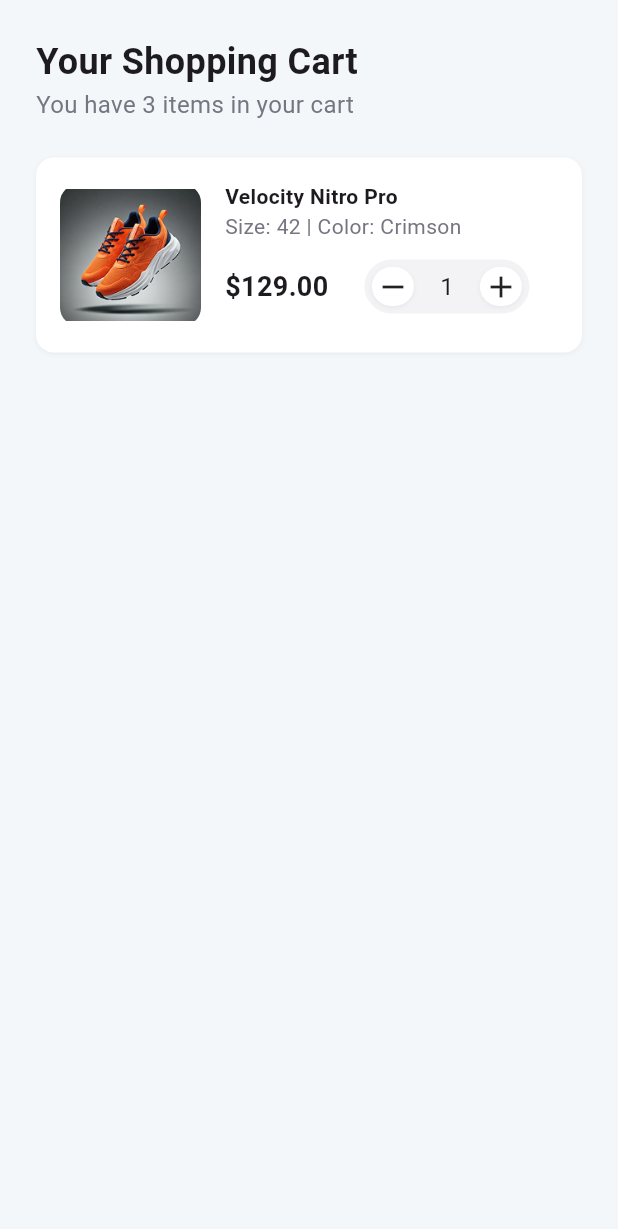
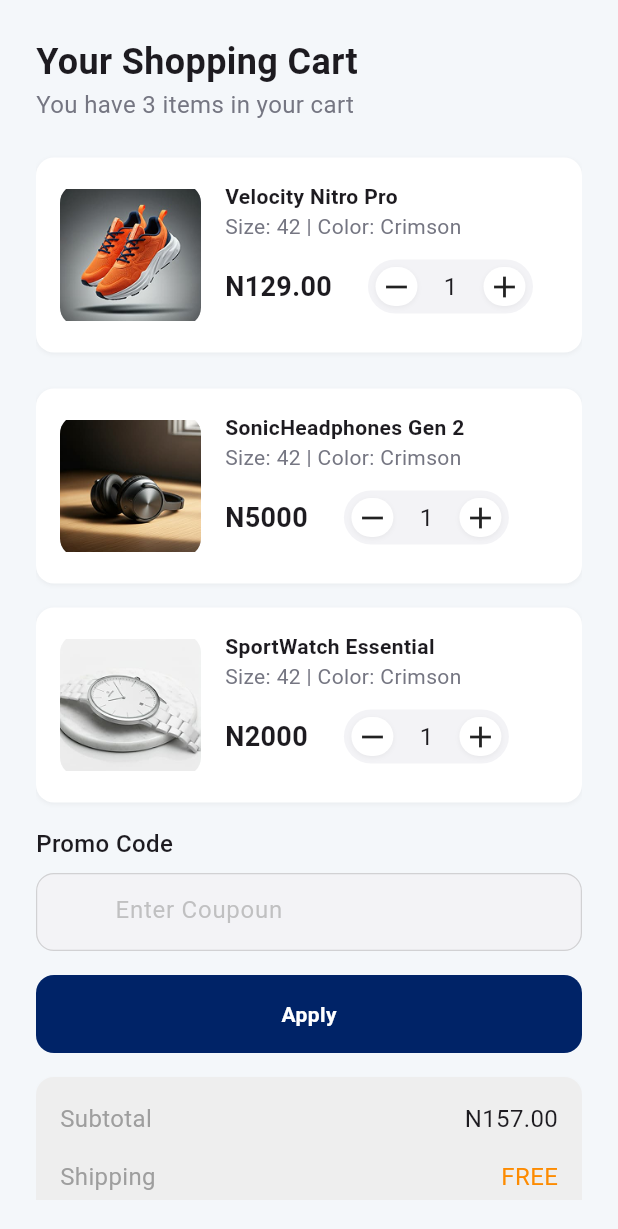
Before and after one commit to Jessetwo/vibrant_commerce, a Flutter app: the CartPage screen opened directly, on a phone screen of 412 x 824 dp. Shown: the top 1229 px of the screen. Run offline on Flutter 3.47's test engine with Material 3 defaults, Android fonts, the phone set to English and light mode, and no system bars.

Commit message:
cart page added

```diff
--- a/lib/components/widgets/cart.dart
+++ b/lib/components/widgets/cart.dart
@@ -1,7 +1,17 @@
 import 'package:flutter/material.dart';
 
 class Cart extends StatelessWidget {
-  const Cart({super.key});
+  final String title;
+  final String size;
+  final String imagePath;
+  final String price;
+  const Cart({
+    super.key,
+    required this.title,
+    required this.size,
+    required this.imagePath,
+    required this.price,
+  });
 
   @override
   Widget build(BuildContext context) {
@@ -27,9 +37,7 @@ class Cart extends StatelessWidget {
             height: 94,
             decoration: BoxDecoration(
               borderRadius: BorderRadius.circular(12),
-              image: DecorationImage(
-                image: AssetImage('assets/images/shoe.png'),
-              ),
+              image: DecorationImage(image: AssetImage(imagePath)),
             ),
           ),
           const SizedBox(width: 16),
@@ -37,7 +45,7 @@ class Cart extends StatelessWidget {
             crossAxisAlignment: CrossAxisAlignment.start,
             children: [
               Text(
-                'Velocity Nitro Pro',
+                title,
                 style: TextStyle(fontSize: 14, fontWeight: FontWeight.w700),
               ),
               Text(
@@ -48,7 +56,7 @@ class Cart extends StatelessWidget {
               Row(
                 children: [
                   Text(
-                    '\$129.00',
+                    price,
                     style: TextStyle(fontSize: 18, fontWeight: FontWeight.w700),
                   ),
                   const SizedBox(width: 24),
--- a/lib/components/widgets/my_text_box.dart
+++ b/lib/components/widgets/my_text_box.dart
@@ -3,14 +3,14 @@ import 'package:flutter/material.dart';
 class MyTextBox extends StatelessWidget {
   final String? title;
   final String hintText;
-  final IconData prefixIcon;
+  final IconData? prefixIcon;
   final bool? obscureText;
   final IconData? suffixIcon;
   final TextEditingController? controller;
   const MyTextBox({
     super.key,
     required this.hintText,
-    required this.prefixIcon,
+    this.prefixIcon,
     this.obscureText,
     this.suffixIcon,
     this.controller,
--- a/lib/screens/main_screens/cart_page.dart
+++ b/lib/screens/main_screens/cart_page.dart
@@ -1,6 +1,8 @@
 import 'package:flutter/material.dart';
 import 'package:vibrant_commerce/components/assets/app_colors.dart';
 import 'package:vibrant_commerce/components/widgets/cart.dart';
+import 'package:vibrant_commerce/components/widgets/my_button.dart';
+import 'package:vibrant_commerce/components/widgets/my_text_box.dart';
 
 class CartPage extends StatelessWidget {
   const CartPage({super.key});
@@ -13,6 +15,7 @@ class CartPage extends StatelessWidget {
       body: SafeArea(
         child: Padding(
           padding: EdgeInsets.all(24),
+          child: SingleChildScrollView(
             child: Column(
               crossAxisAlignment: CrossAxisAlignment.start,
               children: [
@@ -25,8 +28,124 @@ class CartPage extends StatelessWidget {
                   style: TextStyle(fontSize: 16, color: Color(0xff757682)),
                 ),
                 const SizedBox(height: 24),
-              Cart(),
+                Cart(
+                  title: 'Velocity Nitro Pro',
+                  size: 'Size: 42 | Color: Crimson',
+                  imagePath: 'assets/images/shoe.png',
+                  price: 'N129.00',
+                ),
+                const SizedBox(height: 24),
+                Cart(
+                  title: 'SonicHeadphones Gen 2',
+                  size: 'Matte Navy | Noise Cancelling',
+                  imagePath: 'assets/images/headphone.png',
+                  price: 'N5000',
+                ),
+                const SizedBox(height: 16),
+                Cart(
+                  title: 'SportWatch Essential',
+                  size: 'Orange Sport | 44mm',
+                  imagePath: 'assets/images/watch.png',
+                  price: 'N2000',
+                ),
+                const SizedBox(height: 16),
+                MyTextBox(hintText: 'Enter Coupoun', title: 'Promo Code'),
+                const SizedBox(height: 16),
+                MyButton(
+                  title: 'Apply',
+                  onPressed: () {},
+                  color: AppColors.secondaryColor,
+                ),
+                const SizedBox(height: 16),
+                Container(
+                  padding: EdgeInsets.all(16),
+                  width: double.infinity,
+                  height: 195,
+                  decoration: BoxDecoration(
+                    color: Colors.grey[200],
+                    boxShadow: [
+                      BoxShadow(
+                        color: Colors.black.withOpacity(0.01),
+                        blurRadius: 2,
+                        offset: Offset(0, 1),
+                      ),
                     ],
+                    borderRadius: BorderRadius.circular(12),
+                  ),
+                  child: Column(
+                    children: [
+                      Row(
+                        mainAxisAlignment: MainAxisAlignment.spaceBetween,
+                        children: [
+                          Text(
+                            'Subtotal',
+                            style: TextStyle(fontSize: 16, color: Colors.grey),
+                          ),
+                          Text('N157.00', style: TextStyle(fontSize: 16)),
+                        ],
+                      ),
+                      const SizedBox(height: 16),
+                      Row(
+                        mainAxisAlignment: MainAxisAlignment.spaceBetween,
+                        children: [
+                          Text(
+                            'Shipping',
+                            style: TextStyle(fontSize: 16, color: Colors.grey),
+                          ),
+                          Text(
+                            'FREE',
+                            style: TextStyle(
+                              fontSize: 16,
+                              color: AppColors.primaryColor,
+                            ),
+                          ),
+                        ],
+                      ),
+                      const SizedBox(height: 16),
+                      Row(
+                        mainAxisAlignment: MainAxisAlignment.spaceBetween,
+                        children: [
+                          Text(
+                            'Estimated Tax',
+                            style: TextStyle(fontSize: 16, color: Colors.grey),
+                          ),
+                          Text('N57.00', style: TextStyle(fontSize: 16)),
+                        ],
+                      ),
+                      const SizedBox(height: 5),
+                      Divider(thickness: 0.7),
+                      Row(
+                        mainAxisAlignment: MainAxisAlignment.spaceBetween,
+                        children: [
+                          Text(
+                            'Total',
+                            style: TextStyle(
+                              fontSize: 20,
+                              color: Colors.black,
+                              fontWeight: FontWeight.bold,
+                            ),
+                          ),
+                          Text(
+                            'N314',
+                            style: TextStyle(
+                              fontSize: 20,
+                              fontWeight: FontWeight.bold,
+                            ),
+                          ),
+                        ],
+                      ),
+                    ],
+                  ),
+                ),
+                const SizedBox(height: 16),
+                MyButton(
+                  title: 'Proceed to Checkout',
+                  onPressed: () {},
+                  color: AppColors.primaryColor,
+                ),
+                const SizedBox(height: 16),
+              ],
+            ),
           ),
         ),
       ),
```
Lines whose indentation alone changed are shown as unchanged.
